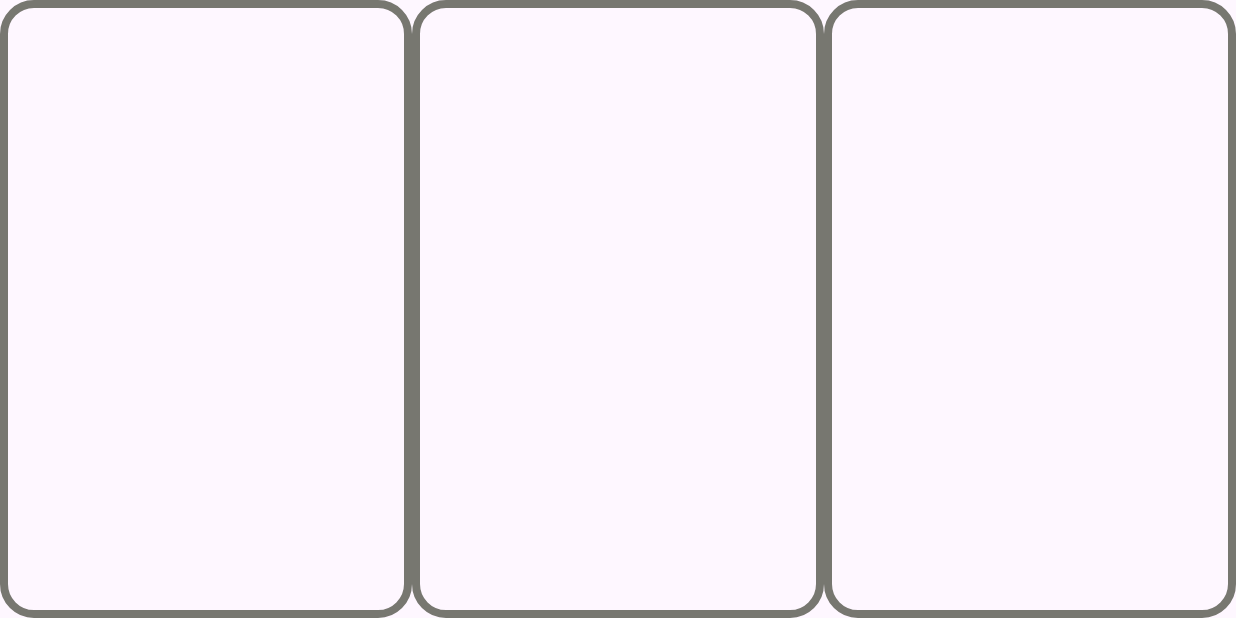
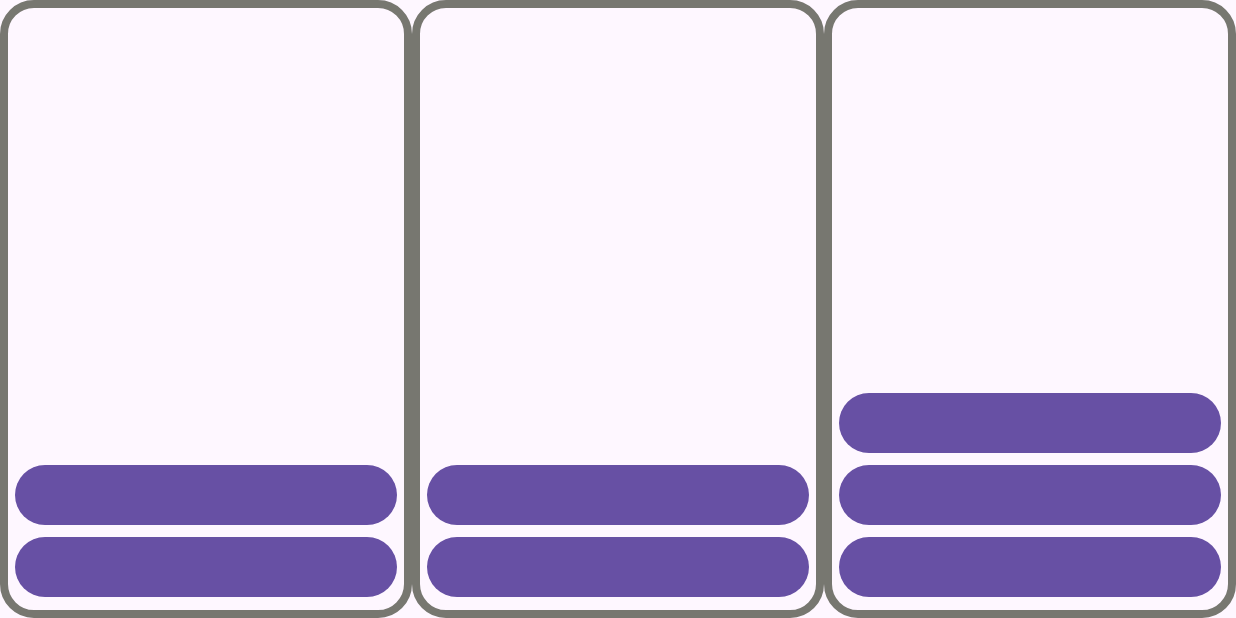
Before and after one commit to marskib/hanoi-oop-android-java, an Android app: the screen it shows after launch (MainActivity), on a phone screen of 824 x 412 dp (held sideways). Run offline under Robolectric (Android 15) with nearby library versions, the phone set to English and light mode, and no system bars.

Commit message:
widac buttony zrobione na sztywno

```diff
--- a/app/src/main/java/pl/autyzmsoft/hanoi/MainActivity.java
+++ b/app/src/main/java/pl/autyzmsoft/hanoi/MainActivity.java
@@ -68,7 +68,7 @@ public class MainActivity extends AppCompatActivity {
         Console.CursorVisible = false;
 
         //Number of disks:
-        int n = 3  ;
+        int n = 2  ;
         //
         movesToEnd = TotalMoves(n);
         Console.WriteLine("Liczba krążków: " + n);
--- a/app/src/main/res/layout-land/activity_main_land.xml
+++ b/app/src/main/res/layout-land/activity_main_land.xml
@@ -10,10 +10,19 @@
         android:layout_width="fill_parent"
         android:layout_height="fill_parent"
         android:layout_weight="1"
+        android:gravity="bottom"
+        android:background="@drawable/customborder"
+        android:orientation="vertical">
 
-        android:background="@drawable/customborder"
+        <Button
+            android:layout_width="match_parent"
+            android:layout_height="wrap_content">
+        </Button>
 
-        android:orientation="horizontal">
+        <Button
+            android:layout_width="match_parent"
+            android:layout_height="wrap_content">
+        </Button>
     </LinearLayout>
 
     <LinearLayout
@@ -21,21 +30,44 @@
         android:layout_width="fill_parent"
         android:layout_height="fill_parent"
         android:layout_weight="1"
+        android:gravity="bottom"
+        android:background="@drawable/customborder"
+        android:orientation="vertical">
 
-        android:background="@drawable/customborder"
+        <Button
+            android:layout_width="match_parent"
+            android:layout_height="wrap_content">
+        </Button>
 
-        android:orientation="horizontal">
-    </LinearLayout>
+        <Button
+            android:layout_width="match_parent"
+            android:layout_height="wrap_content">
+        </Button>    </LinearLayout>
 
     <LinearLayout
         android:id="@+id/tower_C"
         android:layout_width="fill_parent"
         android:layout_height="fill_parent"
         android:layout_weight="1"
+        android:gravity="bottom"
+        android:background="@drawable/customborder"
+        android:orientation="vertical">
 
-        android:background="@drawable/customborder"
+        <Button
+            android:layout_width="match_parent"
+            android:layout_height="wrap_content">
+        </Button>
 
-        android:orientation="horizontal">
+        <Button
+            android:layout_width="match_parent"
+            android:layout_height="wrap_content">
+        </Button>
+
+        <Button
+            android:layout_width="match_parent"
+            android:layout_height="wrap_content">
+        </Button>
+
     </LinearLayout>
 
 </LinearLayout>
```
